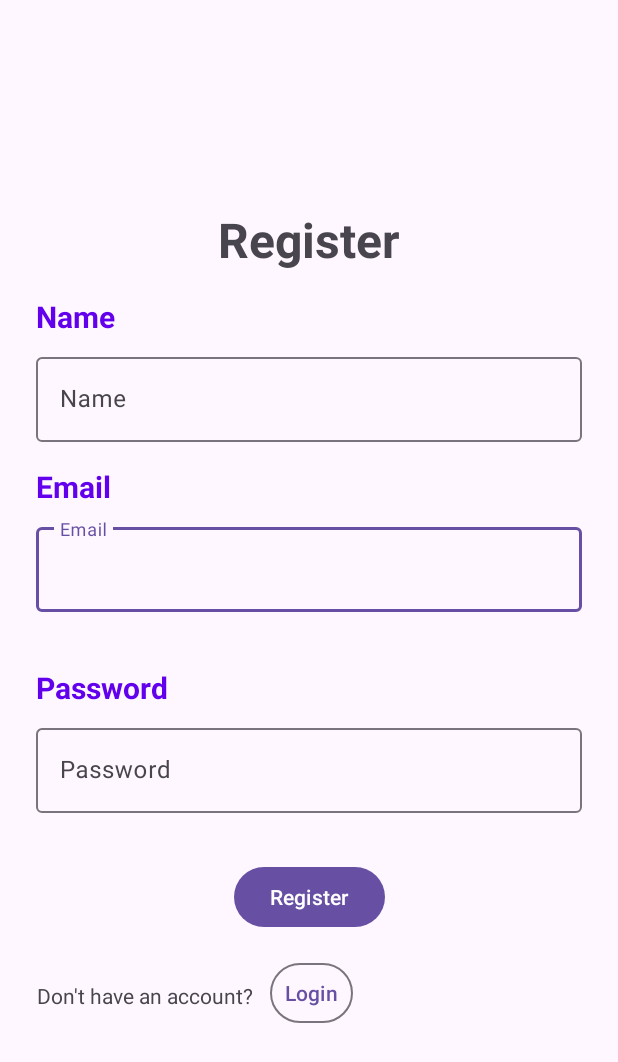
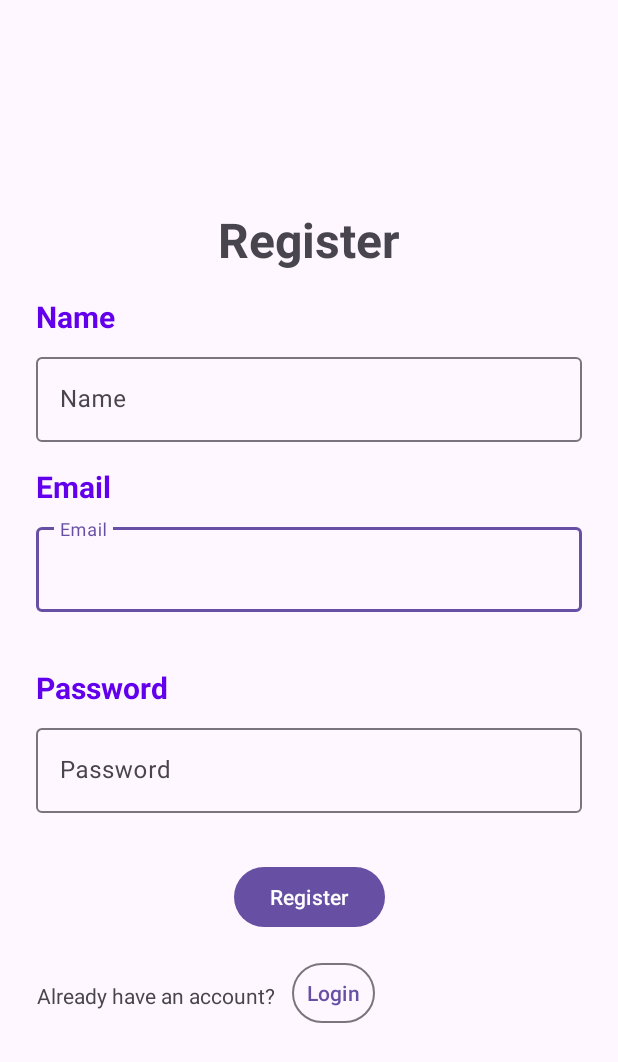
Before and after one commit to kristinakoneva/cinemania, an Android app: the screen it shows after launch (AuthActivity), after a tap on "Register", on a phone screen of 412 x 824 dp. Shown: the top 1062 px of the screen. Run offline under Robolectric (Android 15) with nearby library versions, the phone set to English and light mode, and no system bars; our stand-ins replace Dagger/Hilt's generated code, Firebase (no records; nobody signed in at launch, a user with empty details on screens opened directly); 1 other tap on this screen came first.

Commit message:
Update strings

```diff
--- a/app/src/main/res/values/strings.xml
+++ b/app/src/main/res/values/strings.xml
@@ -5,7 +5,7 @@
     <string name="action_ok">OK.</string>
     <string name="register">Register</string>
     <string name="description_no_account">Don\'t have an account?</string>
-    <string name="description_already_have_account">Don\'t have an account?</string>
+    <string name="description_already_have_account">Already have an account?</string>
     <string name="login">Login</string>
     <string name="password">Password</string>
     <string name="email">Email</string>
```
